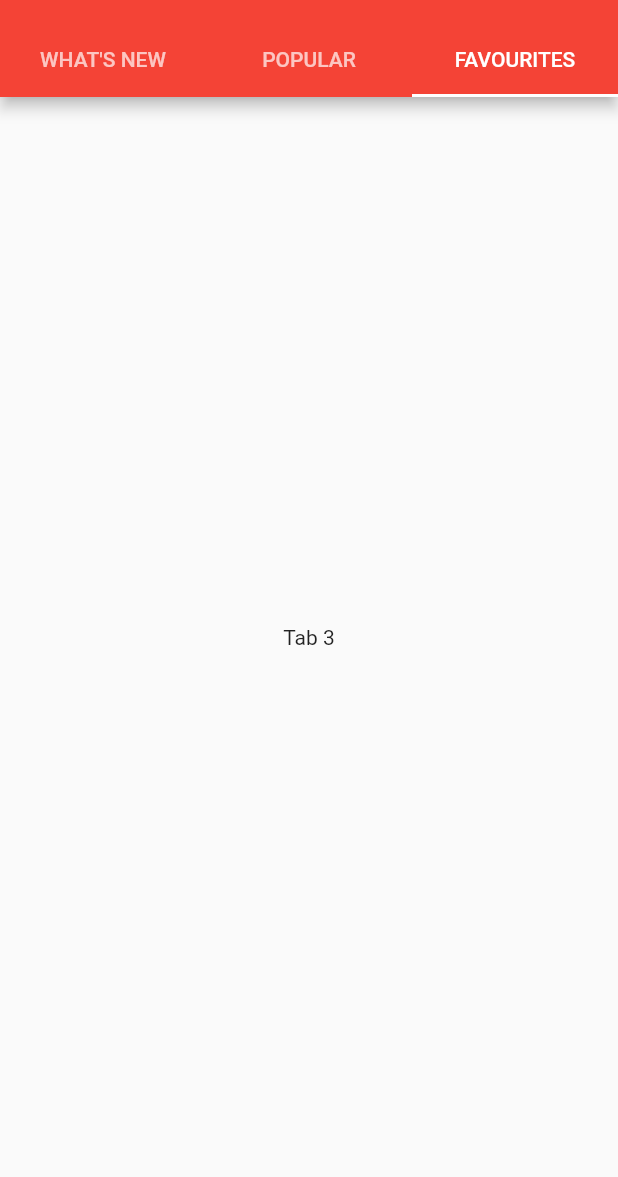
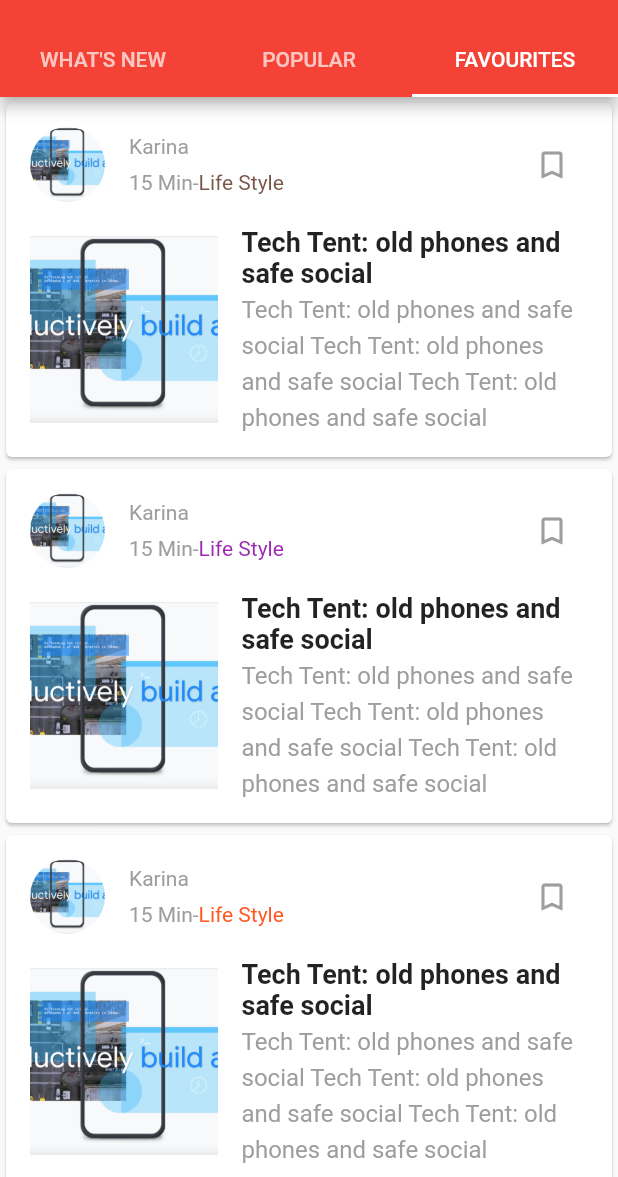
Before and after one commit to loqmanali/flutterappnews5, a Flutter app: the HomeScreen screen opened directly, tab 3 chosen, on a phone screen of 412 x 824 dp, the part 59-1236 px from its top. Run offline on Flutter 3.47's test engine with Material 2 defaults, Android fonts, the phone set to English and light mode, and no system bars; our stand-ins replace shared_preferences; accounts and stored records are empty.

Commit message:
finish favourites screen

```diff
--- a/lib/screens/home_tabs/favourites.dart
+++ b/lib/screens/home_tabs/favourites.dart
@@ -1,3 +1,5 @@
+import 'dart:math';
+
 import 'package:flutter/material.dart';
 
 class Favourites extends StatefulWidget {
@@ -6,12 +8,122 @@ class Favourites extends StatefulWidget {
 }
 
 class _FavouritesState extends State<Favourites> {
+  List<Color> colorsList = [
+    Colors.red,
+    Colors.teal,
+    Colors.deepOrange,
+    Colors.indigo,
+    Colors.brown,
+    Colors.purple,
+  ];
+
+  Random random = Random();
+
+  Color _getRandomColor() {
+    return colorsList[random.nextInt(colorsList.length)];
+  }
+
   @override
   Widget build(BuildContext context) {
-    return Container(
-      child: Center(
-        child: Text('Tab 3'),
-      ),
+    return ListView.builder(
+      itemBuilder: (context, position) {
+        return Card(
+          child: Container(
+            padding: EdgeInsets.all(16.0),
+            child: Column(
+              children: [
+                _authorRow(),
+                SizedBox(height: 16),
+                _newsItemRow(),
+              ],
+            ),
+          ),
+        );
+      },
+      itemCount: 25,
+    );
+  }
+
+  Widget _authorRow() {
+    return Row(
+      mainAxisAlignment: MainAxisAlignment.spaceBetween,
+      children: [
+        Row(
+          children: [
+            Container(
+              decoration: BoxDecoration(
+                image: DecorationImage(
+                  image: ExactAssetImage('assets/placeholder_bg.png'),
+                  fit: BoxFit.cover,
+                ),
+                shape: BoxShape.circle,
+              ),
+              width: 50,
+              height: 50,
+              margin: EdgeInsets.only(right: 16.0),
+            ),
+            Column(
+              crossAxisAlignment: CrossAxisAlignment.start,
+              children: [
+                Text('Karina', style: TextStyle(color: Colors.grey)),
+                SizedBox(height: 8),
+                Row(
+                  children: [
+                    Text('15 Min-', style: TextStyle(color: Colors.grey)),
+                    Text(
+                      'Life Style',
+                      style: TextStyle(color: _getRandomColor()),
+                    ),
+                  ],
+                ),
+              ],
+            ),
+          ],
+        ),
+        IconButton(
+          icon: Icon(
+            Icons.bookmark_border,
+            color: Colors.grey,
+          ),
+          onPressed: () {},
+        ),
+      ],
+    );
+  }
+
+  Widget _newsItemRow() {
+    return Row(
+      children: [
+        Container(
+          decoration: BoxDecoration(
+            image: DecorationImage(
+              image: ExactAssetImage('assets/placeholder_bg.png'),
+              fit: BoxFit.cover,
+            ),
+          ),
+          width: 125,
+          height: 125,
+          margin: EdgeInsets.only(right: 16.0),
+        ),
+        Expanded(
+          child: Column(
+            children: [
+              Text(
+                'Tech Tent: old phones and safe social',
+                style: TextStyle(fontSize: 18, fontWeight: FontWeight.w600),
+              ),
+              Text(
+                'Tech Tent: old phones and safe social Tech Tent: old phones and safe social Tech Tent: old phones and safe social',
+                style: TextStyle(
+                  color: Colors.grey,
+                  fontSize: 16,
+                  height: 1.5,
+                ),
+              ),
+            ],
+          ),
+        ),
+      ],
     );
   }
 }
```
